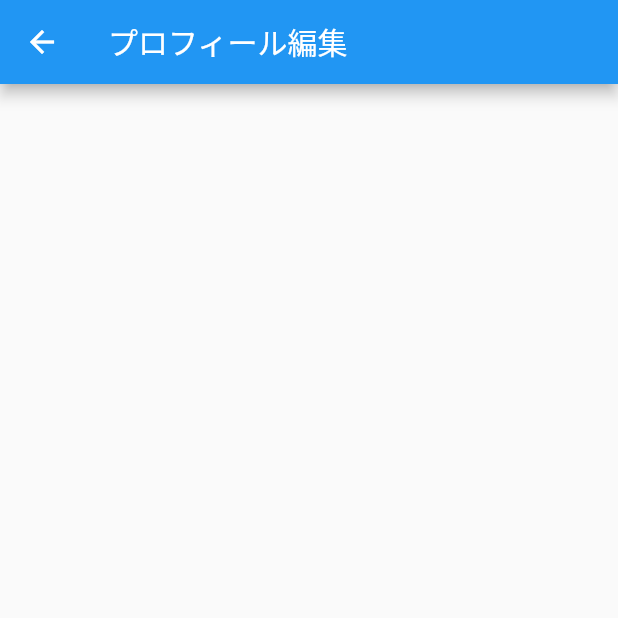
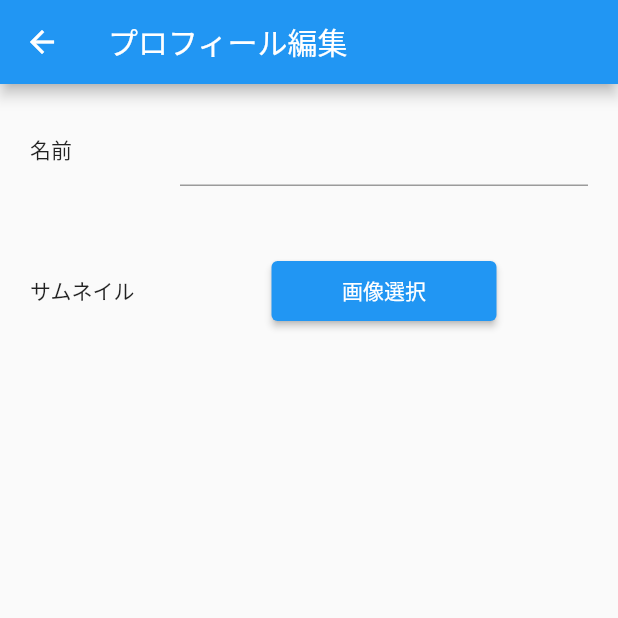
Before and after one commit to HikaruTokuda/flutter_chut_app, a Flutter app: the SettingsProfilePage screen opened directly, on a phone screen of 412 x 824 dp, the top half of it. Run offline on Flutter 3.47's test engine with Material 2 defaults, Android fonts, the phone set to English and light mode, and no system bars; network calls fail.

Commit message:
プロフィール編集画面のUIを作成

```diff
--- a/lib/pages/settings_profile.dart
+++ b/lib/pages/settings_profile.dart
@@ -14,6 +14,35 @@ class _SettingsProfilePageState extends State<SettingsProfilePage> {
       appBar: AppBar(
         title: Text('プロフィール編集'),
       ),
+      body: Padding(
+        padding: const EdgeInsets.all(20.0),
+        child: Column(                             // プロフィール編集フィールド
+          children: [
+            Row(                                  // 名前ラベルと名前入力ボックスを横に並べるのでRow
+              children: [
+                Container(width: 100,child: Text('名前')),    // 名前入力ボックスと画像選択ボタンの始まり位置を揃えるために、テキストラベルを幅を指定してContainerでラッピング
+                Expanded(child: TextField())
+              ],
+            ),
+            SizedBox(height: 50,),                    // １行目と２行目の間に何もない領域を作る
+            Row(
+              children: [
+                Container(width: 100, child: Text('サムネイル')),    // 名前入力ボックスと画像選択ボタンの始まり位置を揃えるために、テキストラベルを幅を指定してContainerでラッピング
+                Expanded(
+                  child: Container(
+                    alignment: Alignment.center,                    // 画像選択ボタンを名前ボックスの中心に移動
+                    child: Container(
+                      width: 150,
+                      height: 40,
+                      child: ElevatedButton(onPressed: () => {}, child: Text('画像選択'))
+                    ),
+                  ),
+                )
+              ],
+            )
+          ],
+        ),
+      ),
     );
   }
 }
```
